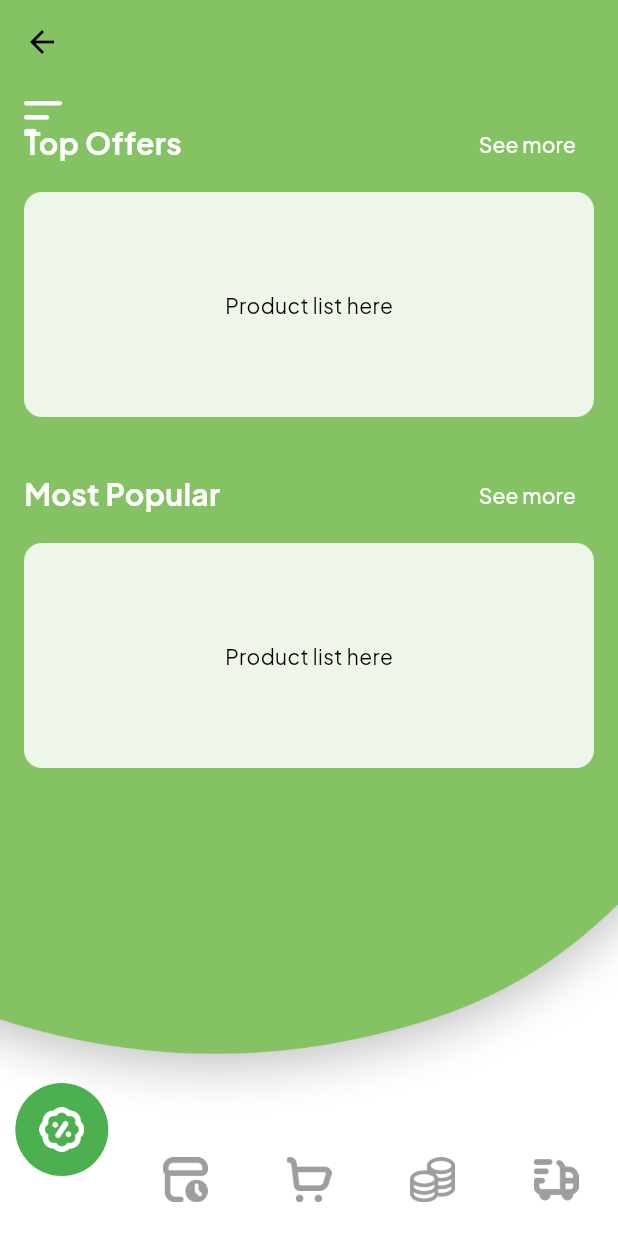
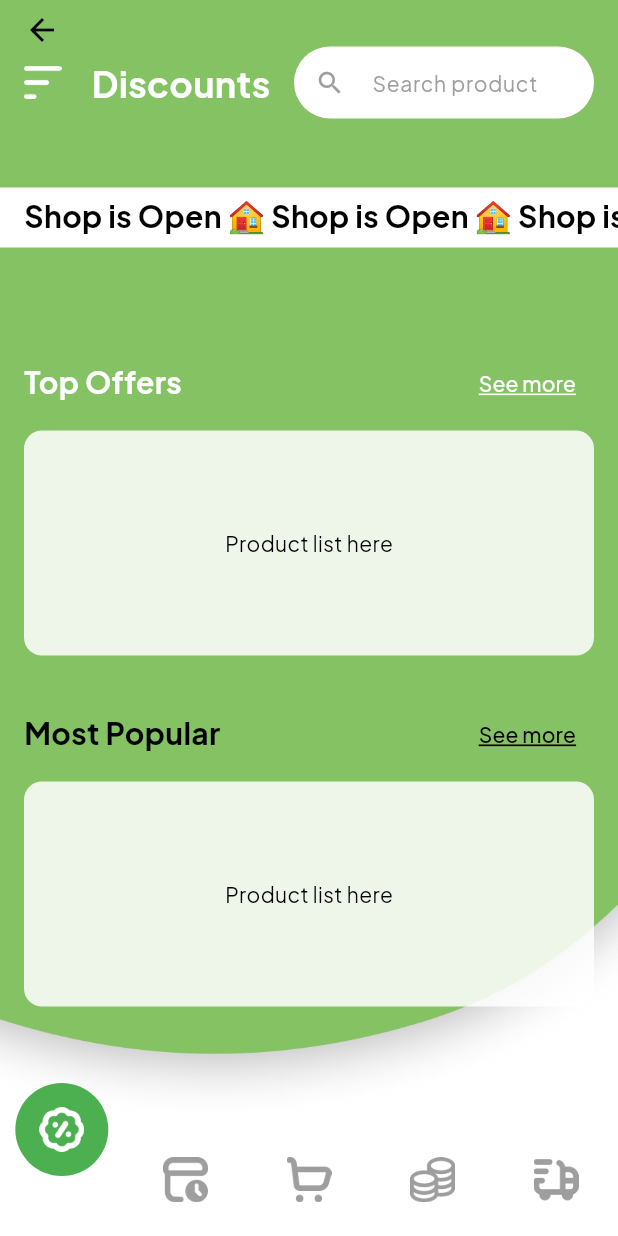
Before and after one commit to UCADevvCllub/canteen, a Flutter app: the HomePage screen opened by its route, on a phone screen of 412 x 824 dp. Run offline on Flutter 3.47's test engine with Material 3 defaults, Android fonts, the phone set to English and light mode, and no system bars; drawn by our look-alikes of curved_navigation_bar, marquee; our stand-ins replace auto_route, cloud_firestore, dotted_border, firebase_auth, firebase_core, get_it and 4 more; accounts and stored records are empty; generated files the repository leaves out were written again.

Commit message:
Updated discount page and catalogue page

```diff
--- a/lib/features/discount/presentation/discount_page.dart
+++ b/lib/features/discount/presentation/discount_page.dart
@@ -2,31 +2,147 @@ import 'package:auto_route/auto_route.dart';
 import 'package:canteen/core/navigation/app_router.gr.dart';
 import 'package:canteen/features/auth/presentation/provider/auth_provider.dart';
 import 'package:flutter/material.dart';
+import 'package:marquee/marquee.dart'; // Import the marquee package
 import 'package:provider/provider.dart';
 
 @RoutePage()
-class DiscountsPage extends StatelessWidget {
+class DiscountsPage extends StatefulWidget {
   const DiscountsPage({super.key});
+
+  @override
+  State<DiscountsPage> createState() => _DiscountsPageState();
+}
+
+class _DiscountsPageState extends State<DiscountsPage> {
+  // Controller to manage the search field's input
+  final TextEditingController _searchController = TextEditingController();
+
+  @override
+  void initState() {
+    super.initState();
+    // Add a listener to the search controller if you want to implement search functionality
+    _searchController.addListener(() {
+      // TODO: Add search functionality if needed (e.g., filter products)
+    });
+  }
+
+  @override
+  void dispose() {
+    // Clean up the search controller to prevent memory leaks
+    _searchController.dispose();
+    super.dispose();
+  }
 
   @override
   Widget build(BuildContext context) {
     return Scaffold(
       body: Stack(
         children: [
+          // Background image
           Positioned.fill(
             child: Image.asset(
-              'assets/layouts/home_back.png', // Replace with your image path
-              fit: BoxFit.cover, // Covers entire screen
+              'assets/layouts/home_back.png',
+              fit: BoxFit.cover,
             ),
           ),
 
-          // Content on top of the background
+          // Main content
           Column(
             children: [
+              // Custom AppBar with reduced height
               AppBar(
-                backgroundColor: Colors.transparent, // Transparent AppBar
+                backgroundColor: Colors.transparent,
                 elevation: 0,
+                toolbarHeight: 30, // Reduced height to move the row higher
               ),
+
+              // Row for menu icon, title, and search field, wrapped in SizedBox to control height
+              SizedBox(
+                height: 50,
+                child: Padding(
+                  padding: const EdgeInsets.symmetric(horizontal: 16.0),
+                  child: Row(
+                    mainAxisAlignment: MainAxisAlignment.spaceBetween,
+                    crossAxisAlignment: CrossAxisAlignment.center,
+                    children: [
+                      // Menu icon and "Discounts" title
+                      Row(
+                        children: [
+                          // Menu icon with logout functionality
+                          GestureDetector(
+                            onTap: () {
+                              Provider.of<AuthProvider>(context, listen: false).logout();
+                              context.router.replace(const LoginRoute());
+                            },
+                            child: Image.asset(
+                              'assets/icons/menu.png',
+                              width: 25,
+                            ),
+                          ),
+                          const SizedBox(width: 20), // Space between icon and title
+                          // "Discounts" title
+                          const Text(
+                            'Discounts',
+                            style: TextStyle(
+                              fontSize: 24,
+                              fontWeight: FontWeight.bold,
+                              color: Colors.white,
+                            ),
+                          ),
+                        ],
+                      ),
+
+                      // Interactive search field
+                      SizedBox(
+                        width: 200,
+                        child: TextField(
+                          controller: _searchController,
+                          decoration: InputDecoration(
+                            hintText: 'Search product',
+                            hintStyle: const TextStyle(fontSize: 14, color: Colors.grey),
+                            filled: true,
+                            fillColor: Colors.white,
+                            border: OutlineInputBorder(
+                              borderRadius: BorderRadius.circular(25),
+                              borderSide: BorderSide.none,
+                            ),
+                            contentPadding: const EdgeInsets.symmetric(horizontal: 15, vertical: 10),
+                            prefixIcon: const Icon(Icons.search, color: Colors.grey, size: 20),
+                          ),
+                        ),
+                      ),
+                    ],
+                  ),
+                ),
+              ),
+
+              // "Shop is Open" marquee text with white background
+              const SizedBox(height: 45),
+              Container(
+                height: 40,
+                color: Colors.white,
+                child: Marquee(
+                  text: 'Shop is Open 🏠 Shop is Open 🏠 Shop is Open 🏠 ',
+                  style: const TextStyle(
+                    fontSize: 20,
+                    fontWeight: FontWeight.bold,
+                    color: Colors.black,
+                  ),
+                  scrollAxis: Axis.horizontal,
+                  crossAxisAlignment: CrossAxisAlignment.center,
+                  blankSpace: 20.0,
+                  velocity: 50.0,
+                  pauseAfterRound: const Duration(seconds: 1),
+                  startPadding: 16.0,
+                  accelerationDuration: const Duration(seconds: 1),
+                  accelerationCurve: Curves.linear,
+                  decelerationDuration: const Duration(milliseconds: 500),
+                  decelerationCurve: Curves.linear,
+                ),
+              ),
+              const SizedBox(height: 50),
+
+              // Main content (Top Offers, Most Popular sections)
               Expanded(
                 child: Padding(
                   padding: const EdgeInsets.all(16.0),
@@ -36,15 +152,13 @@ class DiscountsPage extends StatelessWidget {
                       _buildSection(
                         context,
                         title: "Top Offers",
-                        onSeeMore: () =>
-                            context.router.push(const TopOffersRoute()),
+                        onSeeMore: () => context.router.push(const TopOffersRoute()),
                       ),
                       const SizedBox(height: 20),
                       _buildSection(
                         context,
                         title: "Most Popular",
-                        onSeeMore: () =>
-                            context.router.push(const MostPopularRoute()),
+                        onSeeMore: () => context.router.push(const MostPopularRoute()),
                       ),
                     ],
                   ),
@@ -52,27 +166,15 @@ class DiscountsPage extends StatelessWidget {
               ),
             ],
           ),
-          Positioned(
-            top: kToolbarHeight * 1.2,
-            left: 16,
-            child: GestureDetector(
-              onTap: () {
-                Provider.of<AuthProvider>(context, listen: false).logout();
-                context.router.replace(const LoginRoute());
-              },
-              child: Image.asset(
-                'assets/icons/menu.png',
-                width: 25,
-              ),
-            ),
-          ),
         ],
       ),
     );
   }
 
-  Widget _buildSection(BuildContext context,
-      {required String title, required VoidCallback onSeeMore}) {
+  Widget _buildSection(BuildContext context, {required String title, required VoidCallback onSeeMore}) {
+    // Determine the color for the "See more" button based on the section title
+    final seeMoreColor = title == "Most Popular" ? Colors.black : Colors.white;
+
     return Column(
       crossAxisAlignment: CrossAxisAlignment.start,
       children: [
@@ -81,28 +183,36 @@ class DiscountsPage extends StatelessWidget {
           children: [
             Text(
               title,
-              style: const TextStyle(
-                  fontSize: 20,
-                  fontWeight: FontWeight.bold,
-                  color: Colors.white),
+              style: TextStyle(
+                fontSize: 20,
+                fontWeight: FontWeight.bold,
+                color: title == "Most Popular" ? Colors.black : Colors.white, // Black for "Most Popular", white for others
+              ),
             ),
             TextButton(
               onPressed: onSeeMore,
-              child:
-              const Text("See more", style: TextStyle(color: Colors.white)),
+              child: Text(
+                "See more",
+                style: TextStyle(
+                  color: seeMoreColor, // Black for "Most Popular", white for "Top Offers"
+                  decoration: TextDecoration.underline, // Underline the text
+                  decorationColor: seeMoreColor, // Underline color matches the text color
+                  decorationThickness: 2.0, // Make the underline more prominent
+                ),
+              ),
             ),
           ],
         ),
         Container(
           height: 150,
           decoration: BoxDecoration(
-            color: Colors.white.withOpacity(0.85), // Slight transparency
-            borderRadius: BorderRadius.circular(12), // Rounded corners
+            color: Colors.white.withOpacity(0.85),
+            borderRadius: BorderRadius.circular(12),
           ),
           margin: const EdgeInsets.symmetric(vertical: 8),
           child: const Center(
-              child: Text("Product list here",
-                  style: TextStyle(color: Colors.black))),
+            child: Text("Product list here", style: TextStyle(color: Colors.black)),
+          ),
         ),
       ],
     );
--- a/pubspec.yaml
+++ b/pubspec.yaml
@@ -11,7 +11,7 @@ environment:
 dependencies:
   flutter:
     sdk: flutter
-
+  marquee: ^2.2.3
   cupertino_icons: ^1.0.8
   firebase_core: ^3.12.1
   firebase_auth: ^5.5.1
```
Also changed, not shown: lib/features/discount/presentation/most_popular_page.dart (+15 -0 lines), lib/features/discount/presentation/top_offers_page.dart (+15 -0 lines), lib/features/schedule/domain/presentation/catalogue_page.dart (+128 -26 lines), assets/icons/Vector.png (added), 4 other files.
